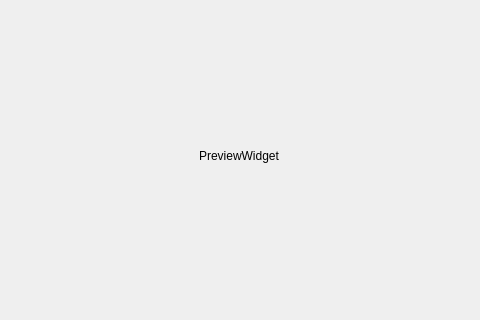
First picture: the form in preview_widget.ui, repository swifteen/test_widget_switch, before the edit; both pictures show x 161 to 641 and y 144 to 464 of the 800 by 600 pixel window.
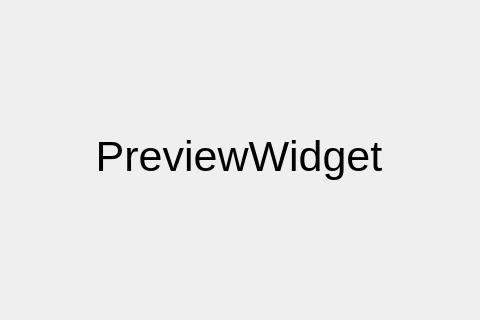
Second picture: the form after the edit.

Patch:
```diff
--- a/preview_widget.ui
+++ b/preview_widget.ui
@@ -16,6 +16,11 @@
   <layout class="QHBoxLayout" name="horizontalLayout">
    <item>
     <widget class="QLabel" name="label">
+     <property name="font">
+      <font>
+       <pointsize>32</pointsize>
+      </font>
+     </property>
      <property name="text">
       <string>PreviewWidget</string>
      </property>
```
